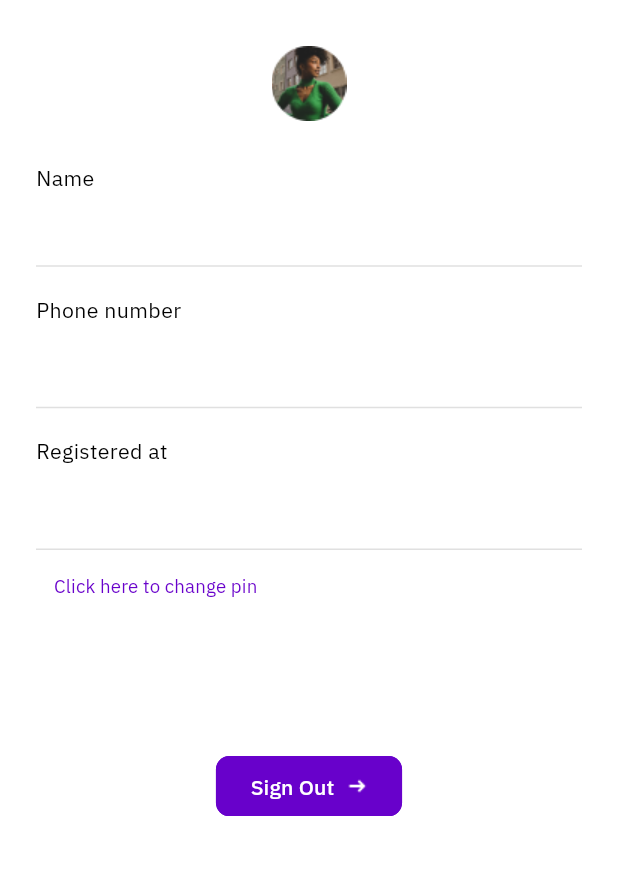
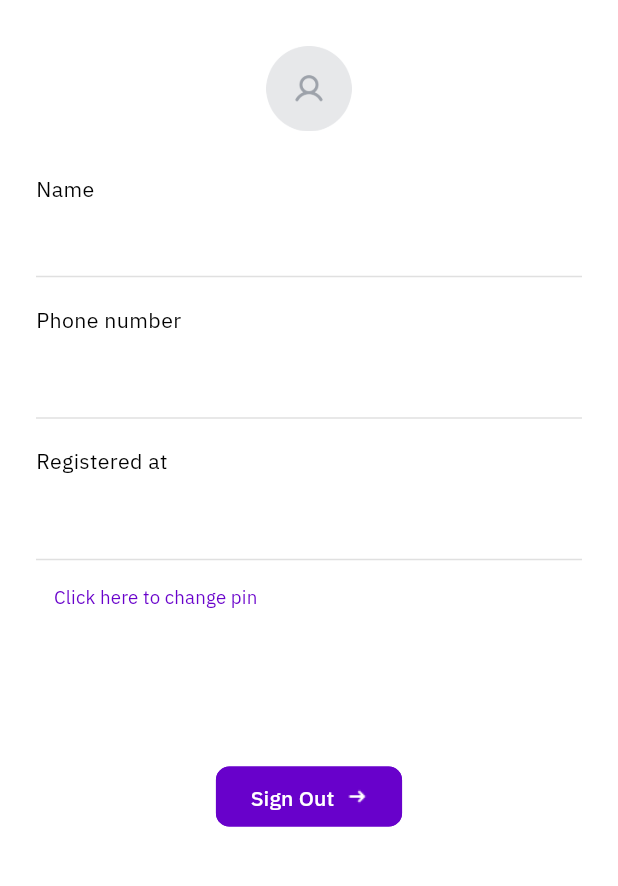
Before and after one commit to Broadspectrum-Digital-Payments/trendipay-mobile-app, a Flutter app: the ProfileScreen screen opened directly, on a phone screen of 412 x 824 dp, the part 74-960 px from its top. Run offline on Flutter 3.47's test engine with Material 3 defaults, Android fonts, the phone set to English and light mode, and no system bars; our stand-ins replace cached_network_image, carousel_slider, dartz, device_info_plus, dio, equatable and 16 more; accounts and stored records are empty.

Commit message:
used avatar for the profile photo
goto kyc if not done

removed visa from the card

hide show balance

```diff
--- a/lib/core/constants/image_strings.dart
+++ b/lib/core/constants/image_strings.dart
@@ -30,6 +30,7 @@ class BDPImages {
   static const String loanCollected = "assets/icons/loan_collected.png";
   static const String loanRepaid = "assets/icons/loan_repaid.png";
   static const String loanPending = "assets/icons/loan_pending.png";
+  static const String userProfile= "assets/icons/profile.png";
 
   // -- OnBoarding Texts
   static const String onBoardingImage1 = "assets/images/on_boarding_images/on-boarding-image1.png";
@@ -40,9 +41,6 @@ class BDPImages {
   static const String transactionSuccess = "assets/images/successcreenimage/transaction_success.png";
   static const String transactionConfirmed = "assets/images/successcreenimage/transaction_confirmed.png";
 
-  //Profile
-  static const String user = "assets/images/profile_image/profile.png";
-  static const String userProfile= "assets/images/profile_image/user_profile.png";
 
   //wallet screen images
  static const String airtimeData = "assets/images/banners/airtime_data.png";
--- a/lib/features/mainscreens/screens/chat_screen/chat_screen.dart
+++ b/lib/features/mainscreens/screens/chat_screen/chat_screen.dart
@@ -140,7 +140,7 @@ Widget _buildUserChat() {
         Align(
             alignment: Alignment.bottomCenter,
             child: Image.asset(
-              BDPImages.user,
+              BDPImages.userProfile,
               width: 24,
               height: 24,
             )),
--- a/lib/src/feature/history/presentation/screens/transfer_info_screen.dart
+++ b/lib/src/feature/history/presentation/screens/transfer_info_screen.dart
@@ -119,6 +119,7 @@ class _TransferInfoScreenState extends State<TransferInfoScreen> {
                         onFocusChange: (focus) async{
                           if(!focus && (accountNumberCtrl.text.length == 10 && accountNetwork.value != null)){
                             await enquireAccountName(accountNumberCtrl.text);
+                            return;
                           }
                         },
                         child: BDPInput(
--- a/lib/src/feature/profile/presentation/screens/profile_screen.dart
+++ b/lib/src/feature/profile/presentation/screens/profile_screen.dart
@@ -9,6 +9,7 @@ import 'package:bdp_payment_app/src/shared_widgets/forms/bdp_input.dart';
 import 'package:bdp_payment_app/src/shared_widgets/forms/form_label.dart';
 import 'package:flutter/material.dart';
 import 'package:provider/provider.dart';
+import '../../../../../core/utils/app_theme_util.dart';
 import '../../../../shared_widgets/buttons/bdp_text_button.dart';
 import '../../../../shared_widgets/common/authheaders.dart';
 import '../../../../../core/constants/image_strings.dart';
@@ -45,6 +46,8 @@ class _ProfileScreenState extends State<ProfileScreen> {
                 children: [
                   Image.asset(
                     BDPImages.userProfile,
+                    height: AppThemeUtil.radius(64),
+                    width: AppThemeUtil.radius(64),
                   ),
                   const VSpace(
                     height: 5,
--- a/lib/src/feature/wallet/presentation/widgets/wallet_user.dart
+++ b/lib/src/feature/wallet/presentation/widgets/wallet_user.dart
@@ -23,7 +23,11 @@ class WalletUser extends StatelessWidget {
           return Row(
             mainAxisAlignment: MainAxisAlignment.end,
             children: [
-              Image.asset(BDPImages.user),
+              Image.asset(
+                BDPImages.userProfile,
+                height: AppThemeUtil.radius(24),
+                width: AppThemeUtil.radius(24),
+              ),
               Text(BDPTexts.walletAppbarTitle,style: kRegularFontStyle.copyWith(color: BDPColors.grey, fontSize: AppThemeUtil.fontSize(12)),),
               Text(userConsumer.getUser.greetingName,style: kBoldFontStyle.copyWith(color: BDPColors.primary, fontSize: AppThemeUtil.fontSize(12)),),
               const HSpace(width: 8.0),
--- a/pubspec.yaml
+++ b/pubspec.yaml
@@ -77,7 +77,6 @@ flutter:
     ##- assets/images/animations/
     - assets/images/on_boarding_images/
     - assets/images/successcreenimage/
-    - assets/images/profile_image/
     - assets/images/banners/
     - assets/icons/
     - assets/animations/
```
Also changed, not shown: lib/src/feature/wallet/presentation/widgets/wallet_card.dart (+13 -24 lines), assets/icons/profile.png (added), assets/images/profile_image/profile.png (deleted), assets/images/profile_image/user_profile.png (deleted).
